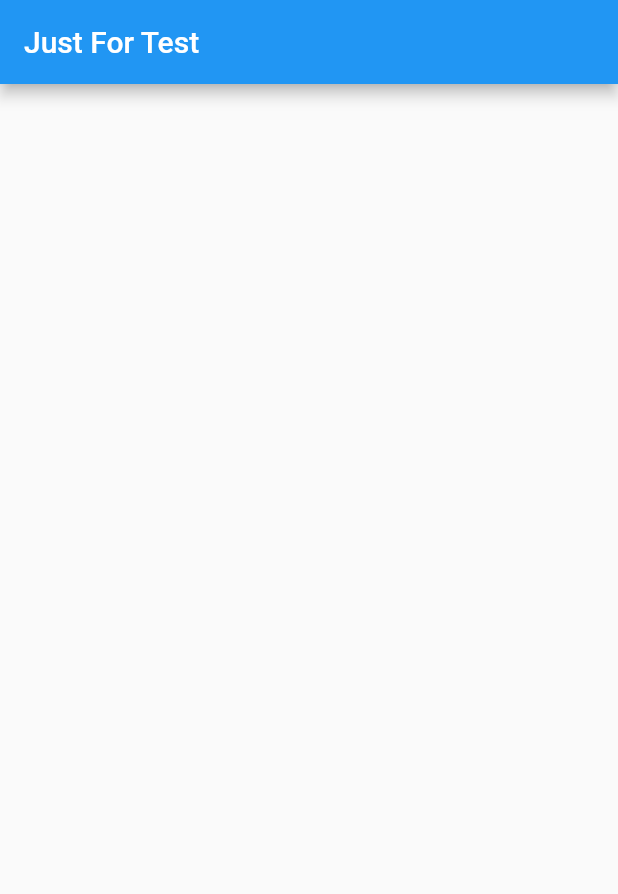
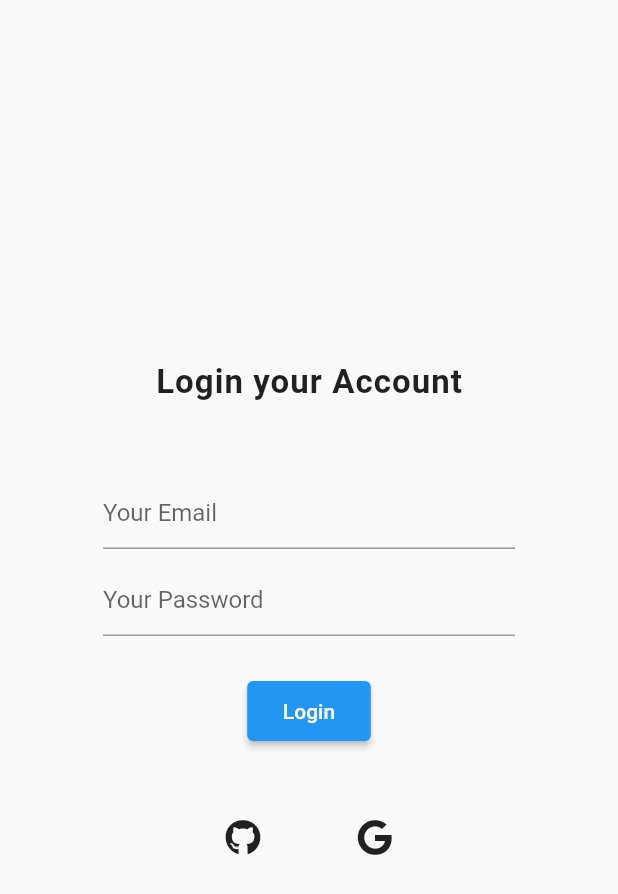
Before and after one commit to floxydio/blackmedia, a Flutter app: the screen it shows after launch, on a phone screen of 412 x 824 dp. Shown: the top 894 px of the screen. Run offline on Flutter 3.47's test engine with Material 2 defaults, Android fonts, the phone set to English and light mode, and no system bars; our stand-ins replace font_awesome_flutter, get.

Commit message:
Login Page

```diff
--- a/lib/Role/User/Home_user.dart
+++ b/lib/Role/User/Home_user.dart
@@ -0,0 +1,24 @@
+import 'package:get/get.dart';
+import 'package:flutter/material.dart';
+
+class HomeUser extends StatefulWidget {
+  HomeUser({Key key}) : super(key: key);
+
+  @override
+  _HomeUserState createState() => _HomeUserState();
+}
+
+class _HomeUserState extends State<HomeUser> {
+  @override
+  Widget build(BuildContext context) {
+    return Scaffold(
+      body: SingleChildScrollView(
+        child: SafeArea(
+          child: Column(
+            children: [Text('This is homepage user')],
+          ),
+        ),
+      ),
+    );
+  }
+}
--- a/lib/main.dart
+++ b/lib/main.dart
@@ -1,5 +1,7 @@
+import 'package:blackmedia/Role/User/Home_user.dart';
 import 'package:flutter/material.dart';
 import 'package:get/get.dart';
+import 'package:font_awesome_flutter/font_awesome_flutter.dart';
 
 void main() => runApp(GetMaterialApp(
       debugShowCheckedModeBanner: false,
@@ -12,10 +14,131 @@ class LoginScreen extends StatefulWidget {
 }
 
 class _LoginScreenState extends State<LoginScreen> {
+  final _formKey = GlobalKey<FormState>();
+
+  TextEditingController _emailController = TextEditingController();
+  TextEditingController _passwordController = TextEditingController();
+
+  dynamic _login() async {
+    Get.to(HomeUser());
+  }
+
   @override
   Widget build(BuildContext context) {
     return Scaffold(
-      appBar: AppBar(title: Text('Just For Test')),
+      body: SafeArea(
+          child: Column(
+        mainAxisAlignment: MainAxisAlignment.center,
+        children: [
+          Center(
+              child: Text(
+            'Login your Account',
+            style: TextStyle(
+                fontSize: 22, letterSpacing: 0.7, fontWeight: FontWeight.w600),
+          )),
+          SizedBox(
+            height: 50,
+          ),
+          Form(
+            key: _formKey,
+            child: Column(
+              children: [
+                EmailInput(emailController: _emailController),
+                SizedBox(
+                  height: 10,
+                ),
+                PasswordInput(passwordController: _passwordController),
+                SizedBox(
+                  height: 30,
+                ),
+                Container(
+                    width: MediaQuery.of(context).size.width / 5,
+                    height: 40,
+                    child: ElevatedButton(
+                        onPressed: () {
+                          if (_formKey.currentState.validate()) {
+                            _login();
+                          }
+                        },
+                        child: Text('Login')))
+              ],
+            ),
+          ),
+          SizedBox(
+            height: 40,
+          ),
+          Row(
+            mainAxisAlignment: MainAxisAlignment.center,
+            children: [
+              FlatButton(
+                  onPressed: () {}, child: FaIcon(FontAwesomeIcons.github)),
+              FlatButton(
+                  onPressed: () {}, child: FaIcon(FontAwesomeIcons.google)),
+            ],
+          ),
+        ],
+      )),
     );
   }
 }
+
+class PasswordInput extends StatelessWidget {
+  const PasswordInput({
+    Key key,
+    @required TextEditingController passwordController,
+  })  : _passwordController = passwordController,
+        super(key: key);
+
+  final TextEditingController _passwordController;
+
+  @override
+  Widget build(BuildContext context) {
+    return Container(
+      width: MediaQuery.of(context).size.width / 1.5,
+      child: TextFormField(
+        obscureText: true,
+        validator: (value) {
+          if (value.isEmpty) {
+            return 'Input Your Password';
+          } else {
+            return null;
+          }
+        },
+        controller: _passwordController,
+        decoration: InputDecoration(
+          hintText: 'Your Password',
+        ),
+      ),
+    );
+  }
+}
+
+class EmailInput extends StatelessWidget {
+  const EmailInput({
+    Key key,
+    @required TextEditingController emailController,
+  })  : _emailController = emailController,
+        super(key: key);
+
+  final TextEditingController _emailController;
+
+  @override
+  Widget build(BuildContext context) {
+    return Container(
+      width: MediaQuery.of(context).size.width / 1.5,
+      child: TextFormField(
+        validator: (value) {
+          if (value.isEmpty) {
+            return 'Input Your Email Please';
+          } else {
+            return null;
+          }
+        },
+        controller: _emailController,
+        decoration: InputDecoration(
+          hintText: 'Your Email',
+        ),
+      ),
+    );
+  }
+}
--- a/pubspec.yaml
+++ b/pubspec.yaml
@@ -30,7 +30,7 @@ dependencies:
   cupertino_icons: ^1.0.2
   get: ^3.23.1
   dio: ^3.0.9
-  video_player: ^2.1.1
+  font_awesome_flutter: ^8.11.0
 
 dev_dependencies:
   flutter_test:
```
Also changed, not shown: pubspec.lock.
